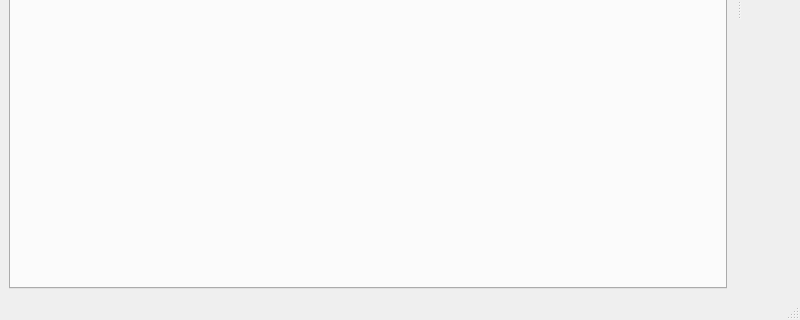
Before: the Qt Designer form mainwindow.ui in sbrighth/NSD, drawn with Qt 5; both pictures show x 0 to 800 and y 280 to 600 of the 800 by 600 pixel window.
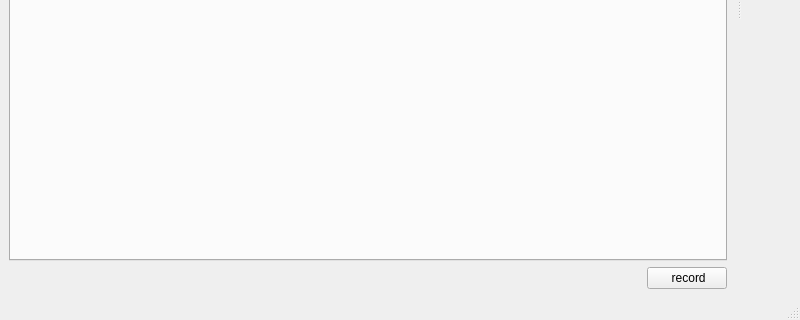
After: the same form once the commit is applied.

```diff
--- a/mainwindow.ui
+++ b/mainwindow.ui
@@ -25,6 +25,30 @@
       </property>
      </widget>
     </item>
+    <item row="1" column="0">
+     <layout class="QHBoxLayout" name="horizontalLayout_2">
+      <item>
+       <spacer name="horizontalSpacer">
+        <property name="orientation">
+         <enum>Qt::Horizontal</enum>
+        </property>
+        <property name="sizeHint" stdset="0">
+         <size>
+          <width>40</width>
+          <height>20</height>
+         </size>
+        </property>
+       </spacer>
+      </item>
+      <item>
+       <widget class="QPushButton" name="record">
+        <property name="text">
+         <string> record</string>
+        </property>
+       </widget>
+      </item>
+     </layout>
+    </item>
    </layout>
   </widget>
   <widget class="QMenuBar" name="menubar">
```
